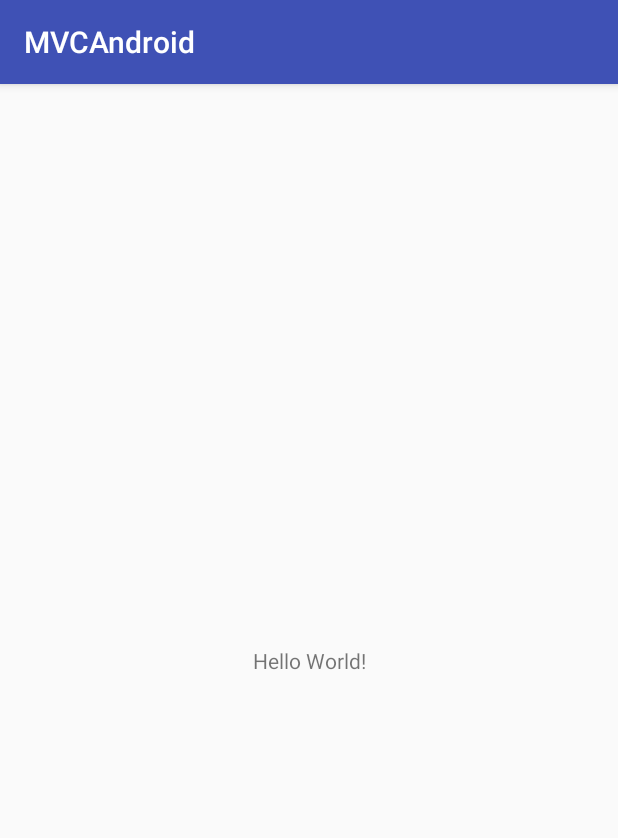
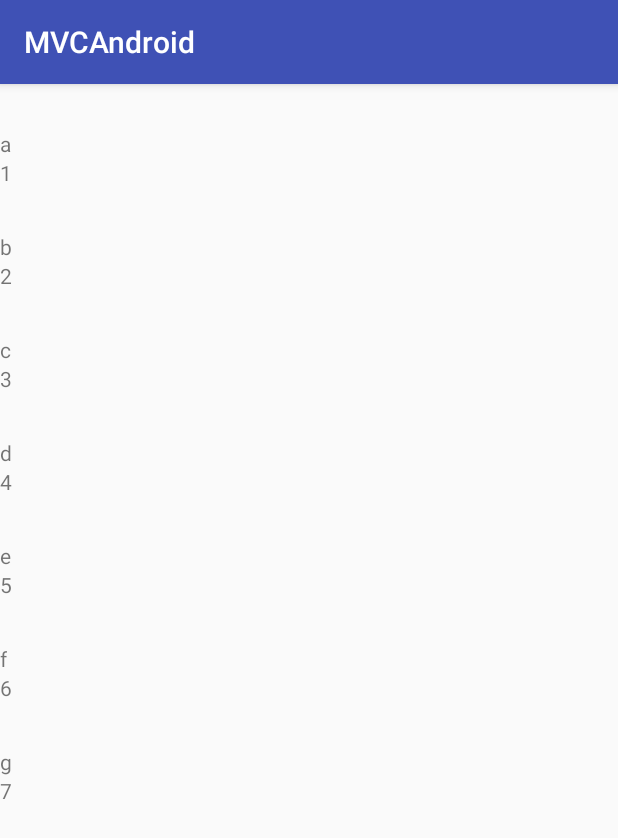
Before and after one commit to ludugz/MVCAndroidArchitecture, an Android app: the screen it shows after launch (MainActivity), on a phone screen of 412 x 824 dp. Shown: the top 838 px of the screen. Run offline under Robolectric (Android 15) with nearby library versions, the phone set to English and light mode, and no system bars.

Commit message:
Init RecyclerView + Adapter using normal architecture ( Not MVC ) . Handle all logic in Activity.

```diff
--- a/app/build.gradle
+++ b/app/build.gradle
@@ -22,6 +22,8 @@ dependencies {
     implementation fileTree(dir: 'libs', include: ['*.jar'])
     implementation 'com.android.support:appcompat-v7:27.1.1'
     implementation 'com.android.support.constraint:constraint-layout:1.1.3'
+    implementation 'com.android.support:recyclerview-v7:27.1.1'
+
     testImplementation 'junit:junit:4.12'
     androidTestImplementation 'com.android.support.test:runner:1.0.2'
     androidTestImplementation 'com.android.support.test.espresso:espresso-core:3.0.2'
--- a/app/src/main/java/com/myself/mvcandroid/MainActivity.java
+++ b/app/src/main/java/com/myself/mvcandroid/MainActivity.java
@@ -2,12 +2,43 @@ package com.myself.mvcandroid;
 
 import android.support.v7.app.AppCompatActivity;
 import android.os.Bundle;
+import android.support.v7.widget.LinearLayoutManager;
+import android.support.v7.widget.RecyclerView;
+
+import com.myself.mvcandroid.adapter.MyRvAdapter;
+import com.myself.mvcandroid.model.FakeData;
+
+import java.util.ArrayList;
+import java.util.List;
 
 public class MainActivity extends AppCompatActivity {
+    private List<FakeData> mFakeDataList = new ArrayList<>();
+    private MyRvAdapter mMyRvAdapter;
+    private RecyclerView mRv;
 
     @Override
     protected void onCreate(Bundle savedInstanceState) {
         super.onCreate(savedInstanceState);
         setContentView(R.layout.activity_main);
+        initFakeData();
+        initRecycler();
+    }
+
+    private void initRecycler() {
+        mRv = findViewById(R.id.recycler_view);
+        mMyRvAdapter = new MyRvAdapter(mFakeDataList);
+        LinearLayoutManager linearLayoutManager = new LinearLayoutManager(this);
+        mRv.setLayoutManager(linearLayoutManager);
+        mRv.setAdapter(mMyRvAdapter);
+    }
+
+    private void initFakeData() {
+        mFakeDataList.add(new FakeData("a", 1));
+        mFakeDataList.add(new FakeData("b", 2));
+        mFakeDataList.add(new FakeData("c", 3));
+        mFakeDataList.add(new FakeData("d", 4));
+        mFakeDataList.add(new FakeData("e", 5));
+        mFakeDataList.add(new FakeData("f", 6));
+        mFakeDataList.add(new FakeData("g", 7));
     }
 }
--- /dev/null
+++ b/app/src/main/java/com/myself/mvcandroid/adapter/MyRvAdapter.java
@@ -0,0 +1,56 @@
+package com.myself.mvcandroid.adapter;
+
+import android.support.annotation.NonNull;
+import android.support.v7.widget.RecyclerView;
+import android.view.LayoutInflater;
+import android.view.View;
+import android.view.ViewGroup;
+import android.widget.TextView;
+
+import com.myself.mvcandroid.R;
+import com.myself.mvcandroid.model.FakeData;
+
+import java.util.List;
+
+/**
+ * Created by admin on 3/10/2019.
+ */
+
+public class MyRvAdapter extends RecyclerView.Adapter<MyRvAdapter.MyViewHolder> {
+
+    private List<FakeData> mFakeDataList;
+
+    public MyRvAdapter(List<FakeData> fakeDataList) {
+        this.mFakeDataList = fakeDataList;
+    }
+
+    @NonNull
+    @Override
+    public MyViewHolder onCreateViewHolder(@NonNull ViewGroup parent, int viewType) {
+        View rootView = LayoutInflater.from(parent.getContext()).inflate(R.layout.item_view, parent, false);
+        return new MyViewHolder(rootView);
+    }
+
+    @Override
+    public void onBindViewHolder(@NonNull MyViewHolder holder, int position) {
+        holder.mTitle.setText(mFakeDataList.get(position).getTitle());
+        holder.mId.setText(String.valueOf(mFakeDataList.get(position).getId()));
+    }
+
+    @Override
+    public int getItemCount() {
+        return mFakeDataList.size();
+    }
+
+    protected class MyViewHolder extends RecyclerView.ViewHolder {
+        private TextView mTitle;
+        private TextView mId;
+
+        public MyViewHolder(View itemView) {
+            super(itemView);
+            mTitle = itemView.findViewById(R.id.tv_title);
+            mId = itemView.findViewById(R.id.tv_id);
+        }
+    }
+
+}
--- /dev/null
+++ b/app/src/main/java/com/myself/mvcandroid/model/FakeData.java
@@ -0,0 +1,31 @@
+package com.myself.mvcandroid.model;
+
+/**
+ * Created by admin on 3/10/2019.
+ */
+
+public class FakeData {
+    private String mTitle;
+    private int mId;
+
+    public FakeData(String mTitle, int mId) {
+        this.mTitle = mTitle;
+        this.mId = mId;
+    }
+
+    public String getTitle() {
+        return mTitle;
+    }
+
+    public void setTitle(String mTitle) {
+        this.mTitle = mTitle;
+    }
+
+    public int getId() {
+        return mId;
+    }
+
+    public void setId(int mId) {
+        this.mId = mId;
+    }
+}
--- a/app/src/main/res/layout/activity_main.xml
+++ b/app/src/main/res/layout/activity_main.xml
@@ -1,18 +1,14 @@
 <?xml version="1.0" encoding="utf-8"?>
-<android.support.constraint.ConstraintLayout xmlns:android="http://schemas.android.com/apk/res/android"
+<LinearLayout xmlns:android="http://schemas.android.com/apk/res/android"
     xmlns:app="http://schemas.android.com/apk/res-auto"
     xmlns:tools="http://schemas.android.com/tools"
     android:layout_width="match_parent"
     android:layout_height="match_parent"
+    android:orientation="vertical"
     tools:context="com.myself.mvcandroid.MainActivity">
 
-    <TextView
-        android:layout_width="wrap_content"
-        android:layout_height="wrap_content"
-        android:text="Hello World!"
-        app:layout_constraintBottom_toBottomOf="parent"
-        app:layout_constraintLeft_toLeftOf="parent"
-        app:layout_constraintRight_toRightOf="parent"
-        app:layout_constraintTop_toTopOf="parent" />
-
-</android.support.constraint.ConstraintLayout>
+    <android.support.v7.widget.RecyclerView
+        android:id="@+id/recycler_view"
+        android:layout_width="match_parent"
+        android:layout_height="wrap_content" />
+</LinearLayout>
--- /dev/null
+++ b/app/src/main/res/layout/item_view.xml
@@ -0,0 +1,18 @@
+<?xml version="1.0" encoding="utf-8"?>
+<LinearLayout xmlns:android="http://schemas.android.com/apk/res/android"
+    android:layout_width="match_parent"
+    android:layout_height="wrap_content"
+    android:layout_marginTop="30dp"
+    android:orientation="vertical">
+
+    <TextView
+        android:id="@+id/tv_title"
+        android:layout_width="wrap_content"
+        android:layout_height="wrap_content" />
+
+    <TextView
+        android:id="@+id/tv_id"
+        android:layout_width="wrap_content"
+        android:layout_height="wrap_content" />
+
+</LinearLayout>
```
